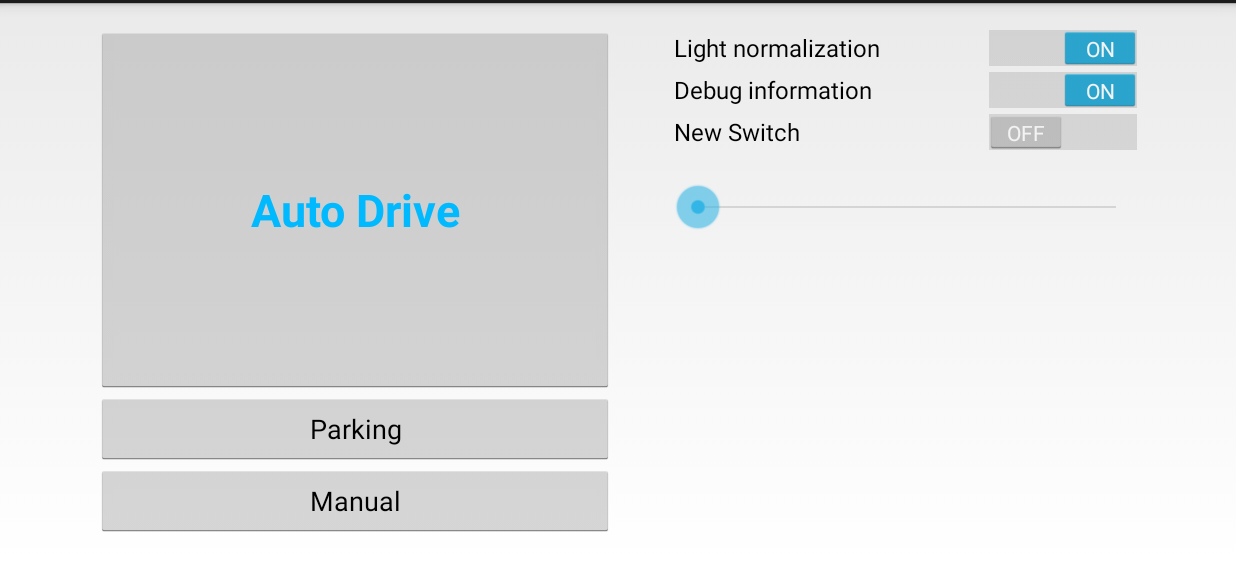
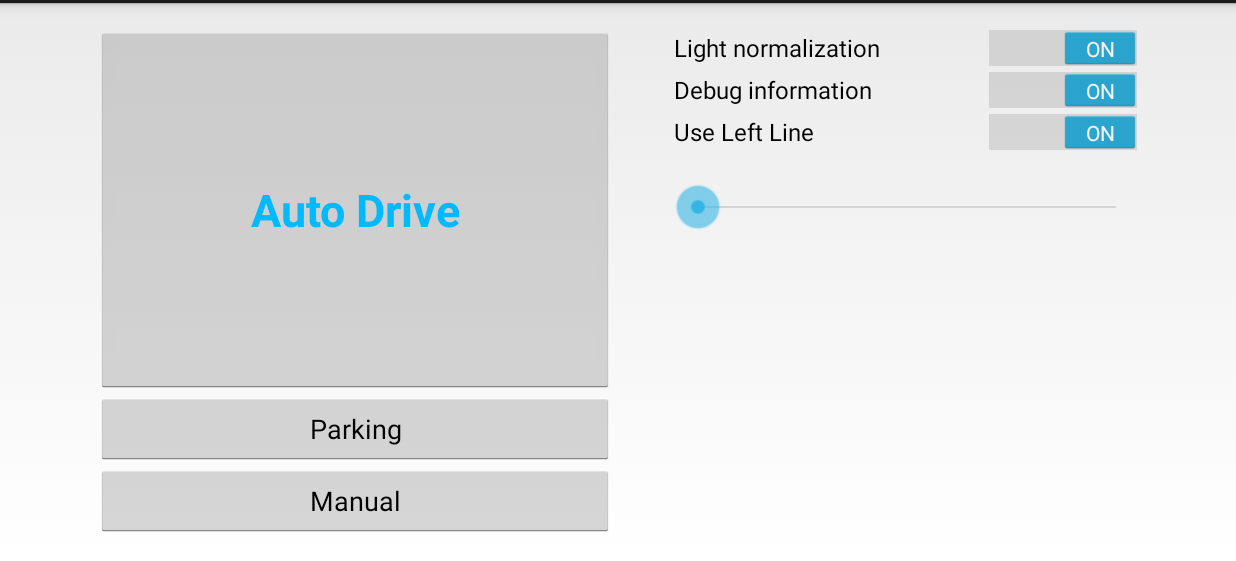
Before and after one commit to Petroula/Android-Car-duino, an Android app: the screen it shows after launch (MainActivity), on a phone screen of 824 x 412 dp (held sideways), the part 57-618 px from its top. Run offline under Robolectric (Android 15) with nearby library versions, the light colour scheme and no system bars.

Commit message:
SeekBar, LeftLineSwitch

```diff
--- a/app/src/main/res/layout/main_activity.xml
+++ b/app/src/main/res/layout/main_activity.xml
@@ -21,7 +21,6 @@
                 android:layout_width="match_parent"
                 android:layout_height="fill_parent"
                 android:text="Auto Drive"
-                android:layout_above="@+id/manual"
                 android:textSize="30dp"
                 android:layout_weight="1"
                 android:textColor="#ff00b9ff"
@@ -74,8 +73,9 @@
             <Switch
                 android:layout_width="match_parent"
                 android:layout_height="wrap_content"
-                android:text="New Switch"
-                android:id="@+id/switch1" />
+                android:text="Use Left Line"
+                android:id="@+id/LeftLineSwitch"
+                android:checked="true" />
 
             <SeekBar
                 android:layout_width="match_parent"
```
